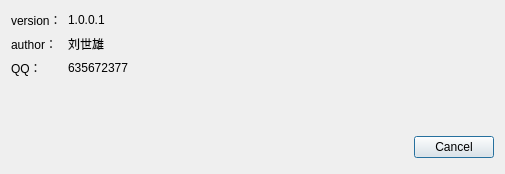
This is src/monkey/monabout.ui in MingYueRuYa/worktools as Qt 5 draws it before an edit. The edited form follows.
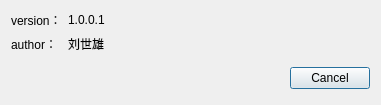
This is the edited form.

```diff
--- a/src/monkey/monabout.ui
+++ b/src/monkey/monabout.ui
@@ -6,8 +6,8 @@
    <rect>
     <x>0</x>
     <y>0</y>
-    <width>505</width>
-    <height>174</height>
+    <width>381</width>
+    <height>105</height>
    </rect>
   </property>
   <property name="windowTitle">
@@ -34,13 +34,6 @@
            </property>
           </widget>
          </item>
-         <item>
-          <widget class="QLabel" name="label_3">
-           <property name="text">
-            <string>QQ：</string>
-           </property>
-          </widget>
-         </item>
         </layout>
        </item>
        <item>
@@ -52,17 +45,10 @@
            </property>
           </widget>
          </item>
-         <item>
-          <widget class="QLabel" name="lbl_version_3">
-           <property name="text">
-            <string>刘世雄</string>
-           </property>
-          </widget>
-         </item>
          <item>
           <widget class="QLabel" name="lbl_version_2">
            <property name="text">
-            <string>635672377</string>
+            <string>刘世雄</string>
            </property>
           </widget>
          </item>
@@ -85,6 +71,19 @@
      </item>
     </layout>
    </item>
+   <item>
+    <spacer name="verticalSpacer_2">
+     <property name="orientation">
+      <enum>Qt::Vertical</enum>
+     </property>
+     <property name="sizeHint" stdset="0">
+      <size>
+       <width>20</width>
+       <height>120</height>
+      </size>
+     </property>
+    </spacer>
+   </item>
    <item>
     <spacer name="verticalSpacer">
      <property name="orientation">
@@ -138,6 +137,7 @@
     </layout>
    </item>
   </layout>
+  <zorder>verticalSpacer_2</zorder>
   <zorder>verticalSpacer</zorder>
   <zorder></zorder>
  </widget>
```
